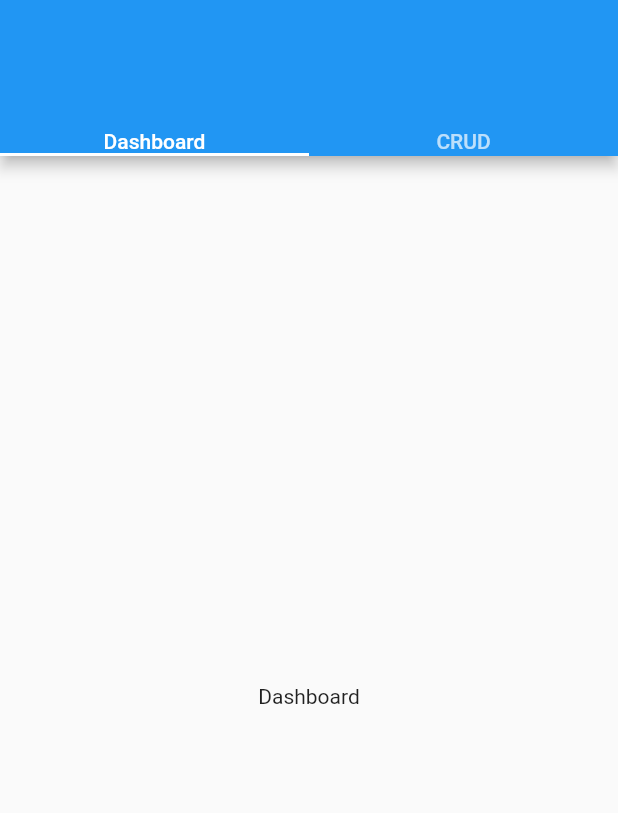
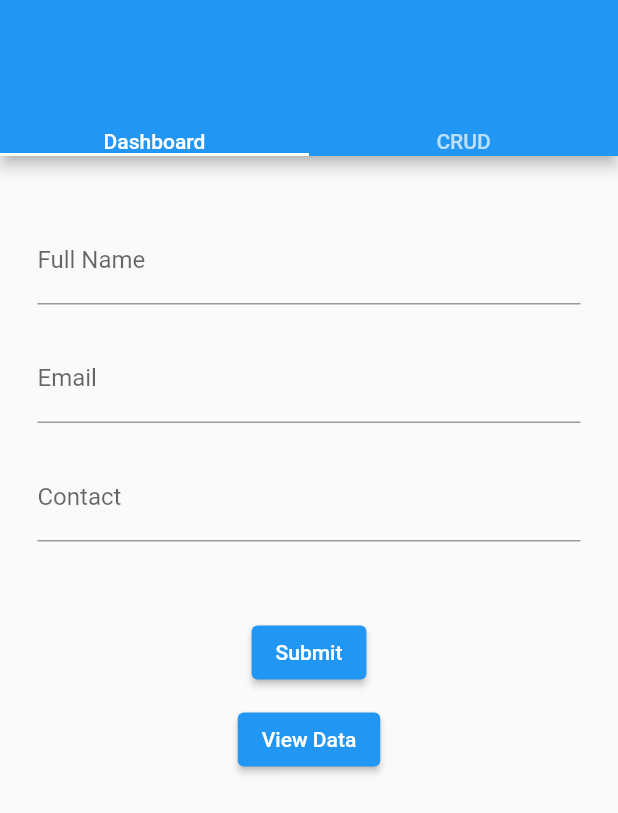
Before and after one commit to Anikshakya/Stock-Management-App, a Flutter app: the screen it shows after launch, on a phone screen of 412 x 824 dp. Shown: the top 813 px of the screen. Run offline on Flutter 3.47's test engine with Material 2 defaults, Android fonts, the phone set to English and light mode, and no system bars; our stand-ins replace cloud_firestore, firebase_core, flutter_datetime_picker; accounts and stored records are empty.

Commit message:
[Added :: Google sheet add update and delete from app]

```diff
--- a/lib/Dashboard/dashboard.dart
+++ b/lib/Dashboard/dashboard.dart
@@ -1,4 +1,7 @@
 import 'package:flutter/material.dart';
+import 'package:stock_management/Dashboard/view_gsheet_data.dart';
+import 'package:stock_management/controller/gsheet_controller.dart';
+import 'package:stock_management/model/gsheet_model.dart';
 
 class Dashboard extends StatefulWidget {
   const Dashboard({ Key? key }) : super(key: key);
@@ -8,12 +11,92 @@ class Dashboard extends StatefulWidget {
 }
 
 class _DashboardState extends State<Dashboard> {
+  TextEditingController nameController = TextEditingController();
+  TextEditingController emailController = TextEditingController();
+  TextEditingController mobileNoController = TextEditingController();
   @override
   Widget build(BuildContext context) {
-    return const Scaffold(
-      body: Center(
-        child: Text('Dashboard'),
-      ),
+    return Scaffold(
+      body: Padding(
+        padding: const EdgeInsets.fromLTRB(25,40,25,0),
+        child: Column(
+          children: [
+            TextFormField(
+              controller: nameController,
+              validator: (value) {
+                if (value == null) {
+                  return 'Enter Name';
+                }
+                return null;
+              },
+              decoration: const InputDecoration(
+                labelText: 'Full Name'
+              ),
+            ),
+            const SizedBox(height: 20,),
+            TextFormField(
+              controller: emailController,
+              validator: (value) {
+                if (value == null) {
+                  return 'Enter Email';
+                }
+                return null;
+              },
+              decoration: const InputDecoration(
+                labelText: 'Email'
+              ),
+            ),
+            const SizedBox(height: 20,),
+            TextFormField(
+              controller: mobileNoController,
+              validator: (value) {
+                if (value == null) {
+                  return 'Enter Phone Number';
+                }
+                return null;
+              },
+              decoration: const InputDecoration(
+                labelText: 'Contact'
+              ),
+            ),
+            const SizedBox(height: 50,),
+            ElevatedButton(
+              onPressed: submitForm,
+              child: const Text("Submit")
+            ),
+            const SizedBox(height: 10,),
+            ElevatedButton(
+              onPressed: (){
+                Navigator.push(context, MaterialPageRoute(builder: (context) => const GsheetView(),));
+              },
+              child: const Text("View Data")
+            ),
+          ],
+        ),)
+    );
+  }
+
+  // Method to Submit and save it in Google Sheets
+  void submitForm() {
+    GoogleSheetModel feedbackForm = GoogleSheetModel(
+          nameController.text,
+          emailController.text,
+          mobileNoController.text,);
+
+      FormController formController = FormController();
+
+
+      // Submit 'form' and save it in Google Sheets.
+      formController.submitForm(feedbackForm, (String response) {
+        debugPrint("Response: $response");
+        if (response == FormController.status) {
+          // Feedback is saved succesfully in Google Sheets.
+          debugPrint("Feedback Submitted");
+        } else {
+          // Error Occurred while saving data in Google Sheets.
+          debugPrint("Error Occurred!");
+        }
+      }
     );
   }
 }
--- a/lib/crud/crud.dart
+++ b/lib/crud/crud.dart
@@ -1,3 +1,5 @@
+// ignore_for_file: prefer_typing_uninitialized_variables
+
 import 'package:cloud_firestore/cloud_firestore.dart';
 import 'package:flutter/material.dart';
 import 'package:flutter_datetime_picker/flutter_datetime_picker.dart';
--- /dev/null
+++ b/lib/model/gsheet_model.dart
@@ -0,0 +1,19 @@
+/// FeedbackForm is a data class which stores data fields of Feedback.
+class GoogleSheetModel {
+  String name;
+  String email;
+  String mobileNo;
+
+  GoogleSheetModel(this.name, this.email, this.mobileNo,);
+
+  factory GoogleSheetModel.fromJson(dynamic json) {
+    return GoogleSheetModel("${json['name']}", "${json['email']}","${json['mobile_no']}");
+  }
+
+  // Method to make GET parameters.
+  Map toJson() => {
+        'name': name,
+        'email': email,
+        'mobile_no': mobileNo,
+      };
+}
--- a/pubspec.yaml
+++ b/pubspec.yaml
@@ -41,6 +41,9 @@ dependencies:
 
   #For Picking Date and Time
   flutter_datetime_picker: ^1.5.1
+
+
+  http: ^0.13.1
 
 dev_dependencies:
   flutter_test:
```
Also changed, not shown: lib/Dashboard/edit_gsheet_data.dart (added, +89 -0 lines), lib/Dashboard/view_gsheet_data.dart (added, +83 -0 lines), lib/controller/gsheet_controller.dart (added, +54 -0 lines), pubspec.lock.
